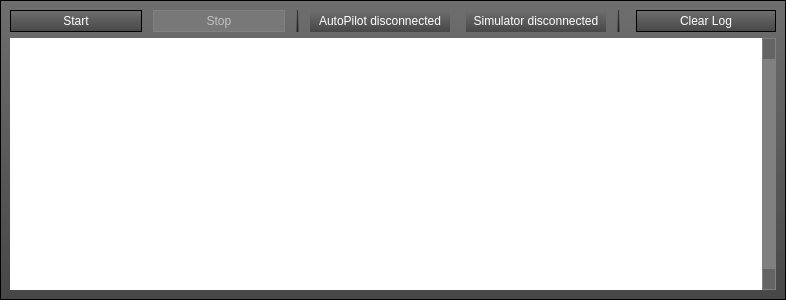
First picture: the form in ground/openpilotgcs/src/plugins/hitl/hitlwidget.ui, repository MAVProxyUser/OpenPilotAI, before the edit.
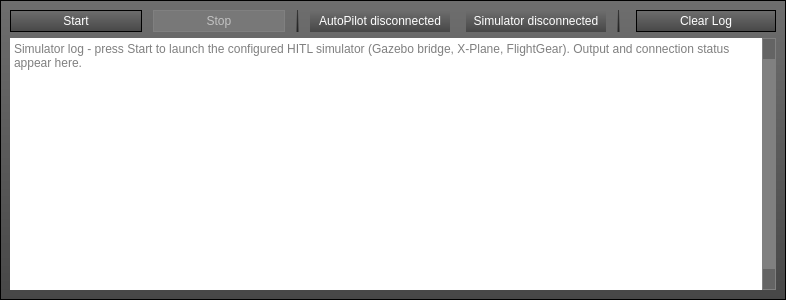
Second picture: the form after the edit. Icons and pictures are not drawn.

The edit to the form file:
```diff
--- a/ground/openpilotgcs/src/plugins/hitl/hitlwidget.ui
+++ b/ground/openpilotgcs/src/plugins/hitl/hitlwidget.ui
@@ -442,6 +442,9 @@
       </item>
       <item>
        <widget class="QTextEdit" name="textBrowser">
+        <property name="placeholderText">
+         <string>Simulator log - press Start to launch the configured HITL simulator (Gazebo bridge, X-Plane, FlightGear). Output and connection status appear here.</string>
+        </property>
         <property name="sizePolicy">
          <sizepolicy hsizetype="Expanding" vsizetype="Expanding">
           <horstretch>0</horstretch>
```
